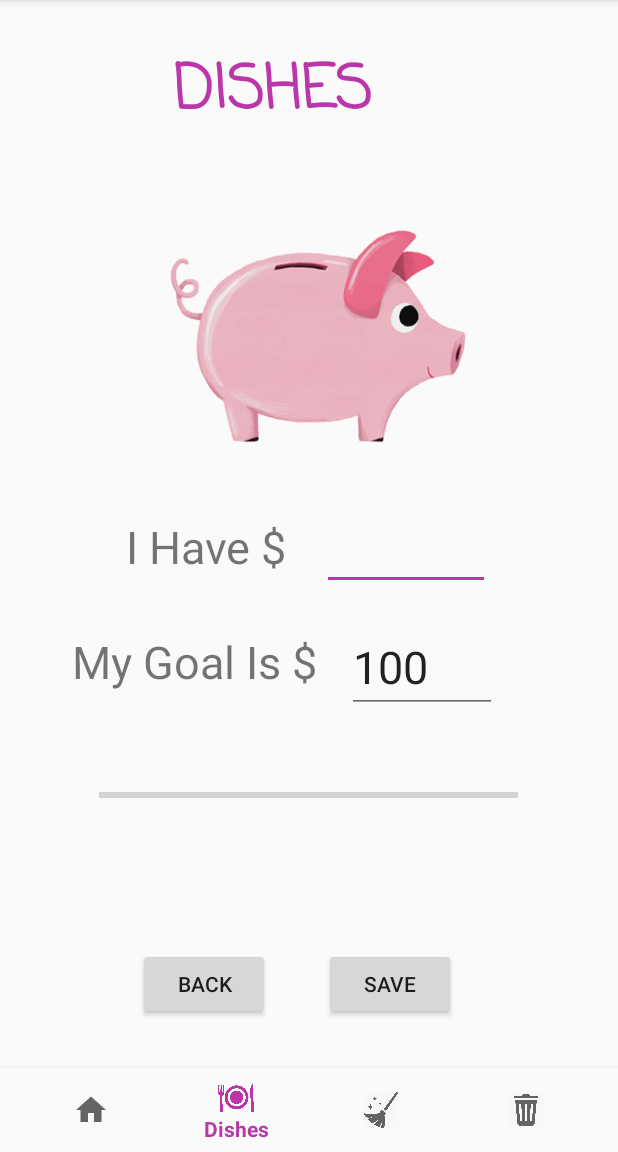
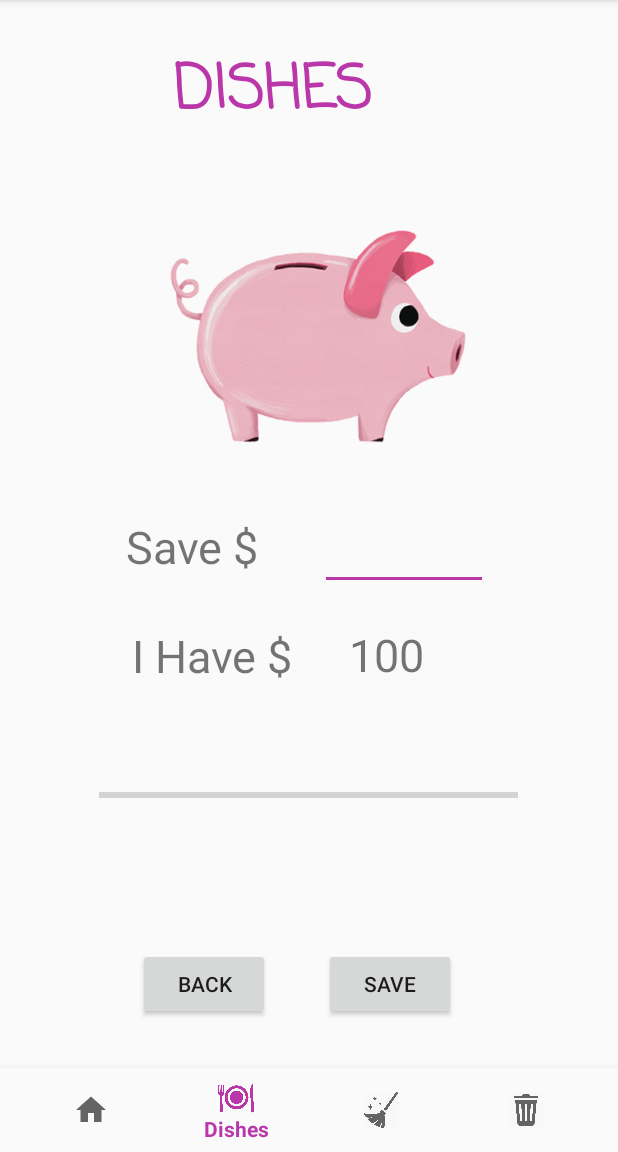
Before and after one commit to NivedithaK/Piggy, an Android app: the screen it shows after launch (MainActivity), item 2 of the bottom bar chosen, on a phone screen of 412 x 824 dp, the part 84-1236 px from its top. Run offline under Robolectric (Android 15) with nearby library versions, the phone set to English and light mode, and no system bars.

Commit message:
Update activity_main.xml

```diff
--- a/Piggy/app/src/main/res/layout/activity_main.xml
+++ b/Piggy/app/src/main/res/layout/activity_main.xml
@@ -107,7 +107,7 @@
         android:layout_marginStart="84dp"
         android:layout_marginLeft="84dp"
         android:layout_marginTop="344dp"
-        android:text="I Have $"
+        android:text="Save $"
         android:textSize="30sp"
         app:layout_constraintStart_toStartOf="parent"
         app:layout_constraintTop_toTopOf="parent" />
@@ -116,31 +116,13 @@
         android:id="@+id/textView2"
         android:layout_width="wrap_content"
         android:layout_height="wrap_content"
-        android:layout_marginStart="48dp"
-        android:layout_marginLeft="48dp"
-        android:layout_marginTop="36dp"
-        android:text="My Goal Is $"
+        android:layout_marginStart="88dp"
+        android:layout_marginLeft="88dp"
+        android:layout_marginTop="32dp"
+        android:text="I Have $"
         android:textSize="30sp"
         app:layout_constraintStart_toStartOf="parent"
         app:layout_constraintTop_toBottomOf="@+id/textView" />
-
-    <EditText
-        android:id="@+id/editText"
-        android:layout_width="100dp"
-        android:layout_height="58dp"
-        android:layout_marginStart="20dp"
-        android:layout_marginLeft="20dp"
-        android:layout_marginTop="24dp"
-        android:layout_marginEnd="8dp"
-        android:layout_marginRight="8dp"
-        android:ems="10"
-        android:inputType="textPersonName"
-        android:text="100"
-        android:textSize="30sp"
-        app:layout_constraintEnd_toEndOf="parent"
-        app:layout_constraintHorizontal_bias="0.0"
-        app:layout_constraintStart_toEndOf="@+id/textView2"
-        app:layout_constraintTop_toBottomOf="@+id/editText2" />
 
     <ProgressBar
         android:id="@+id/progressBar"
@@ -157,5 +139,21 @@
         app:layout_constraintStart_toStartOf="parent"
         app:layout_constraintTop_toTopOf="parent" />
 
+    <TextView
+        android:id="@+id/textView3"
+        android:layout_width="wrap_content"
+        android:layout_height="wrap_content"
+        android:layout_marginStart="8dp"
+        android:layout_marginLeft="8dp"
+        android:layout_marginTop="416dp"
+        android:layout_marginEnd="8dp"
+        android:layout_marginRight="8dp"
+        android:text="100"
+        android:textSize="30sp"
+        app:layout_constraintEnd_toEndOf="parent"
+        app:layout_constraintHorizontal_bias="0.649"
+        app:layout_constraintStart_toStartOf="parent"
+        app:layout_constraintTop_toTopOf="parent" />
+
 
 </android.support.constraint.ConstraintLayout>
```
